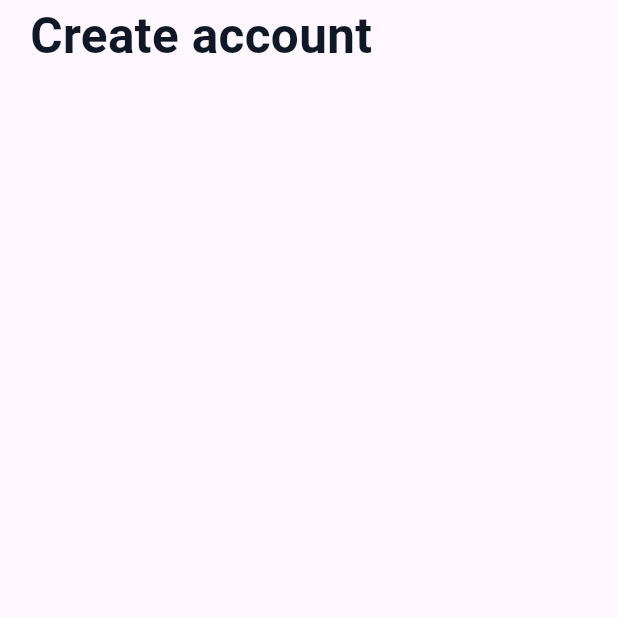
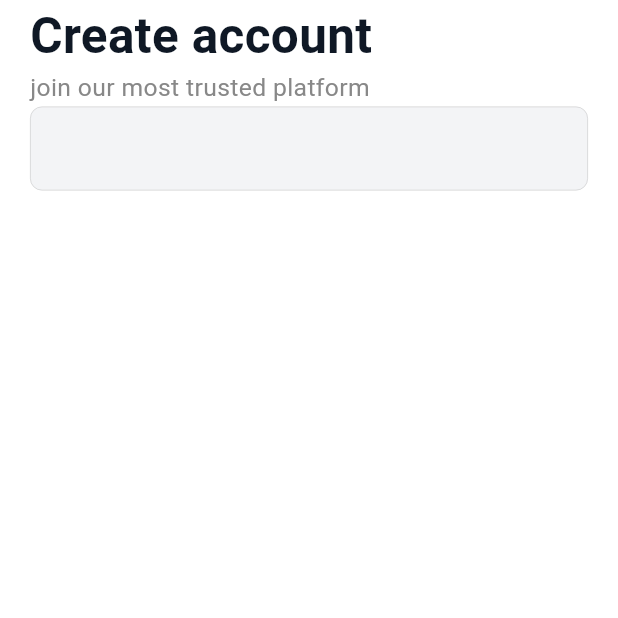
Before and after one commit to ashir227/Fixlora-HomeService, a Flutter app: the Signup screen opened directly, on a phone screen of 412 x 824 dp, the top half of it. Run offline on Flutter 3.47's test engine with Material 3 defaults, Android fonts, the phone set to English and light mode, and no system bars; our stand-ins replace firebase_core; accounts and stored records are empty.

```diff
--- a/New folder/lib/Screens/Signup.dart
+++ b/New folder/lib/Screens/Signup.dart
@@ -1,4 +1,5 @@
 import 'package:fixlora/theme/colors.dart';
+import 'package:fixlora/widgets/cstm_field.dart';
 import 'package:fixlora/widgets/cstmtxt.dart';
 import 'package:flutter/material.dart';
 
@@ -7,21 +8,36 @@ class Signup extends StatelessWidget {
 
   @override
   Widget build(BuildContext context) {
+    TextEditingController namecntrl = TextEditingController();
+
     final h = MediaQuery.of(context).size.height;
     final w = MediaQuery.of(context).size.width;
     return Scaffold(
+      backgroundColor: AppColors.surface,
+
       body: Padding(
         padding: const EdgeInsets.symmetric(horizontal: 20),
         child: Container(
           child: Column(
+            crossAxisAlignment: CrossAxisAlignment.start,
             children: [
               reusetext(
                 context: context,
                 txt: "Create account",
+
                 clr: AppColors.textPrimary,
                 Size: w * 0.08,
                 FontWeight: FontWeight.bold,
               ),
+              reusetext(
+                context: context,
+                txt: "join our most trusted platform",
+                clr: AppColors.textHint,
+                Size: w * 0.04,
+                FontWeight: FontWeight.w400,
+              ),
+
+              CstmFld(validator: (value) {}, controller: namecntrl),
             ],
           ),
         ),
```
